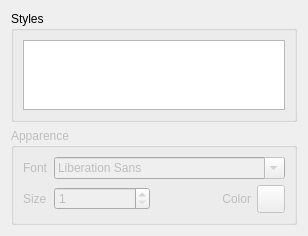
Subtivals/subtivals, file src/styleeditor.ui: the form before one commit.
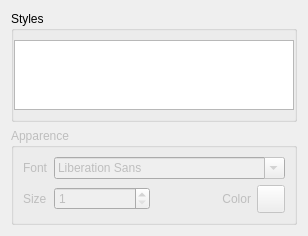
The form after the commit.

Commit message: Modify several styles (fixes #135)

Patch:
```diff
--- a/src/styleeditor.ui
+++ b/src/styleeditor.ui
@@ -23,6 +23,12 @@
       <string>Styles</string>
      </property>
      <layout class="QGridLayout" name="gridLayout_2">
+      <property name="leftMargin">
+       <number>0</number>
+      </property>
+      <property name="rightMargin">
+       <number>0</number>
+      </property>
       <item row="0" column="0">
        <widget class="QListWidget" name="stylesNames"/>
       </item>
```
Left out of the diff: 10 changed lines with no effect on the pictures. The commit also changes 2 other files.
